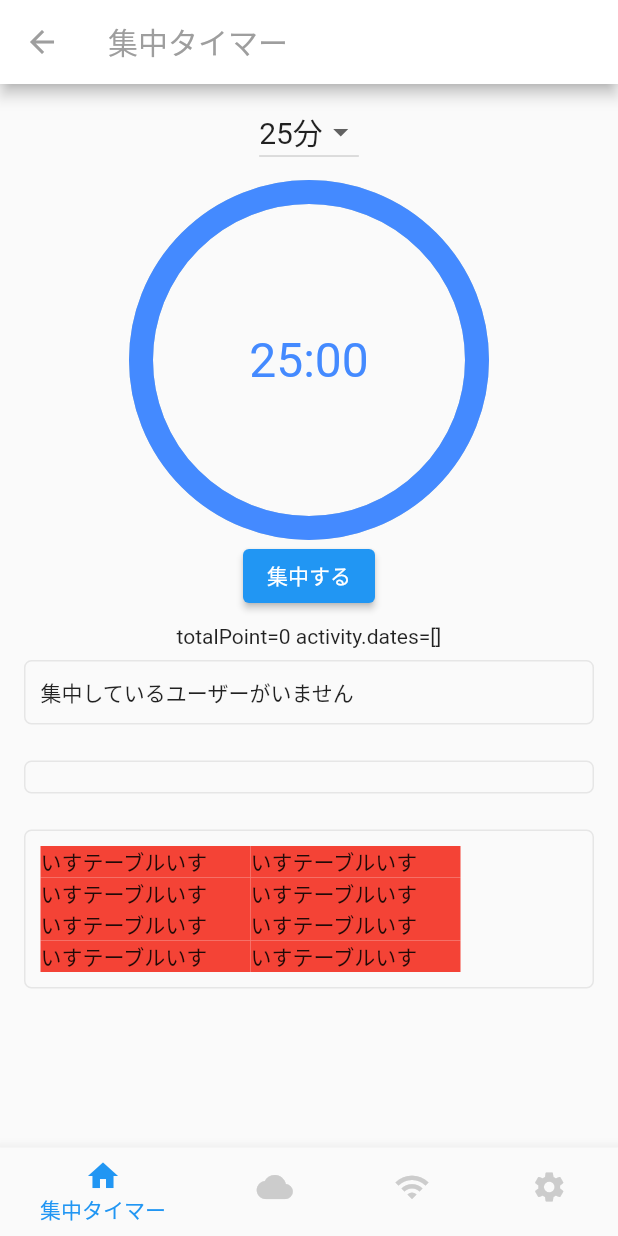
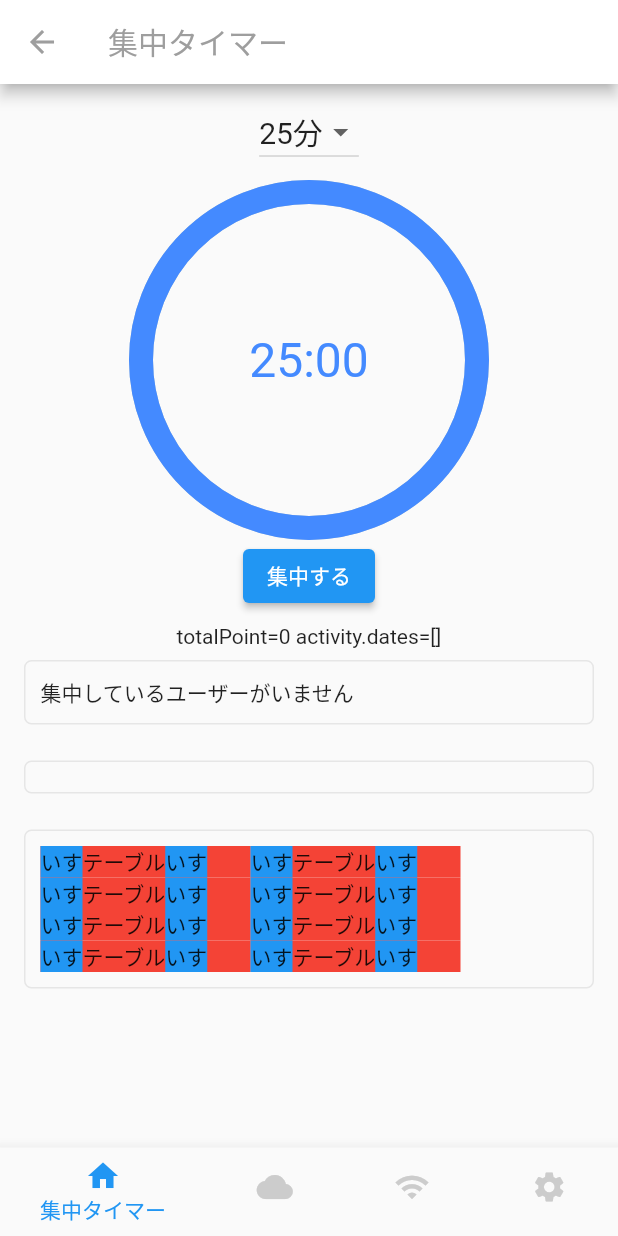
Before and after one commit to karamage/focus-cafe-flutter, a Flutter app: the HomeScreen screen opened directly, on a phone screen of 412 x 824 dp. Run offline on Flutter 3.47's test engine with Material 2 defaults, Android fonts, the phone set to English and light mode, and no system bars; drawn by our look-alikes of percent_indicator; our stand-ins replace cloud_firestore, firebase_auth, firebase_core, flutter_hooks, flutter_local_notifications, flutter_riverpod and 3 more; accounts and stored records are empty.

Commit message:
add cafe chairs.

```diff
--- /dev/null
+++ b/lib/ui/widgets/cafe_chair.dart
@@ -0,0 +1,18 @@
+import 'package:flutter/material.dart';
+import 'package:focus_cafe_flutter/data/models/rest_user.dart';
+
+class CafeChair extends StatelessWidget {
+  final Map<String, Object> chairData;
+  final String imagePath;
+  final RestUser? restUser;
+
+  CafeChair({required this.chairData, required this.imagePath, required this.restUser});
+
+  @override
+  Widget build(BuildContext context) {
+    return Container(
+      decoration: BoxDecoration(color: Colors.blue),
+      child: Text("いす")
+    );
+  }
+}
--- a/lib/ui/widgets/cafe_table_cell.dart
+++ b/lib/ui/widgets/cafe_table_cell.dart
@@ -1,4 +1,5 @@
 import 'package:flutter/material.dart';
+import 'package:focus_cafe_flutter/ui/widgets/cafe_chair.dart';
 
 class CafeTableCell extends StatelessWidget {
   final Map<String, Object> tableData;
@@ -7,14 +8,15 @@ class CafeTableCell extends StatelessWidget {
 
   @override
   Widget build(BuildContext context) {
+    final chairs = tableData["chairs"]! as List<Map<String, Object>>;
     return Container(
       decoration: BoxDecoration(color: Colors.red),
       width: 140,
       child: Row(
         children: [
-          Text("いす"),
+          CafeChair(chairData: chairs[0], imagePath: "TODO", restUser: null),
           Text("テーブル"),
-          Text("いす"),
+          CafeChair(chairData: chairs[1], imagePath: "TODO", restUser: null),
         ],
       ),
     );
```
